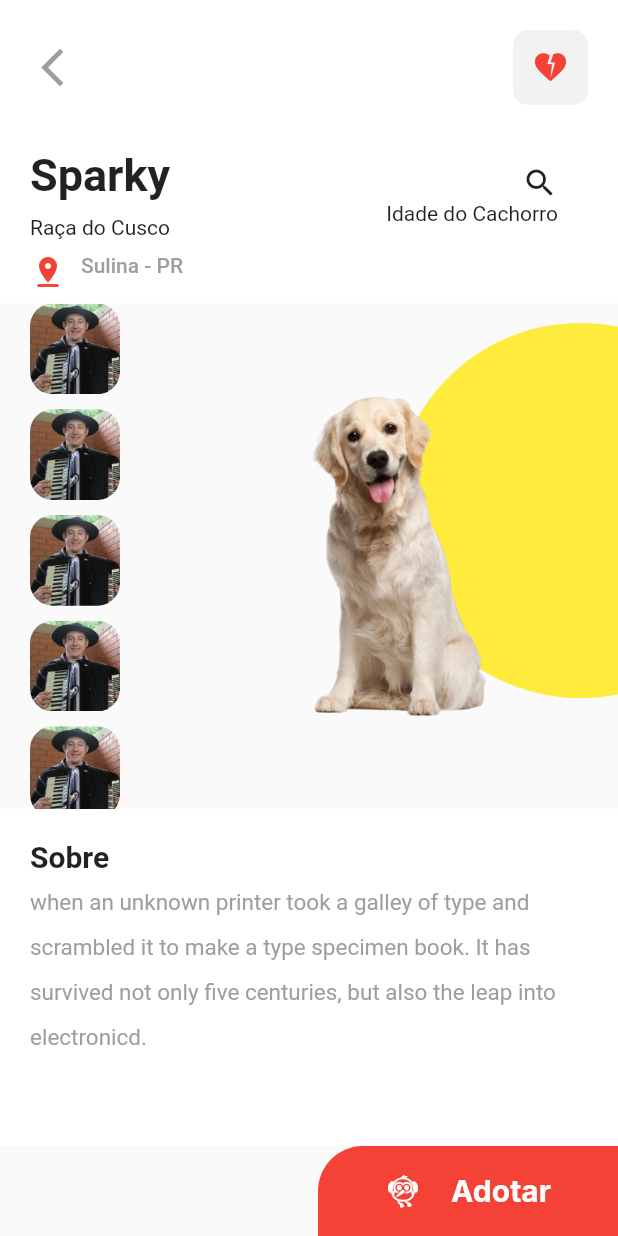
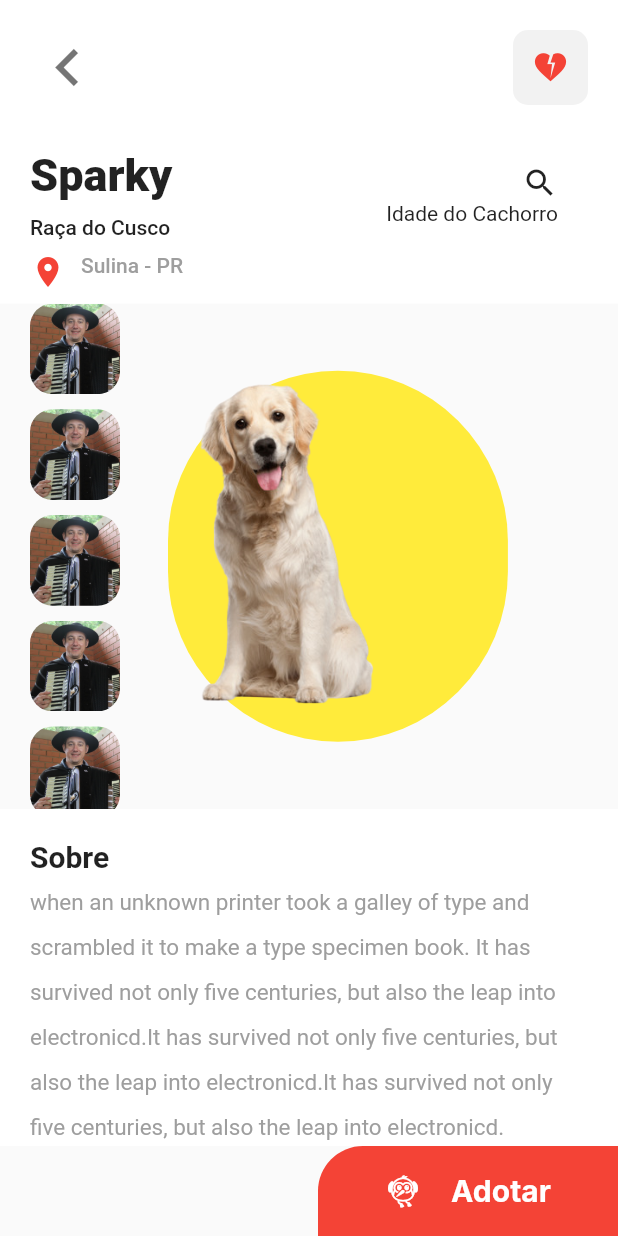
Before and after one commit to bracinho2/flutter_desafio01_interface, a Flutter app: the DetailPage screen opened directly, on a phone screen of 412 x 824 dp. Run offline on Flutter 3.47's test engine with Material 2 defaults, Android fonts, the light colour scheme and no system bars; Roboto replaces fonts that are missing (Inter).

Commit message:
Atualização da tela 02

```diff
--- a/lib/app/app_widget.dart
+++ b/lib/app/app_widget.dart
@@ -1,4 +1,5 @@
 import 'package:flutter/material.dart';
+import 'package:flutter_desafio01_interface/app/modules/detail_page/detail_page.dart';
 import 'package:flutter_desafio01_interface/app/modules/home_page/home_page.dart';
 
 class AppWidget extends StatelessWidget {
@@ -8,7 +9,7 @@
   Widget build(BuildContext context) {
     return const MaterialApp(
       debugShowCheckedModeBanner: false,
-      home: HomePage(),
+      home: DetailPage(),
     );
   }
 }
--- a/lib/app/modules/detail_page/widgets/custom_app_bar_detail_page_widget.dart
+++ b/lib/app/modules/detail_page/widgets/custom_app_bar_detail_page_widget.dart
@@ -20,9 +20,9 @@
           InkWell(
             onTap: () => Navigator.pop(context),
             child: const Icon(
-              Icons.arrow_back_ios_new,
-              size: 30,
-              color: Colors.grey,
+              Icons.keyboard_arrow_left,
+              size: 50,
+              color: Colors.black54,
             ),
           ),
           Container(
--- a/lib/app/modules/detail_page/widgets/custom_dog_about.dart
+++ b/lib/app/modules/detail_page/widgets/custom_dog_about.dart
@@ -20,7 +20,7 @@
               ),
             ),
             Text(
-              'when an unknown printer took a galley of type and scrambled it to make a type specimen book. It has survived not only five centuries, but also the leap into electronicd.',
+              'when an unknown printer took a galley of type and scrambled it to make a type specimen book. It has survived not only five centuries, but also the leap into electronicd.It has survived not only five centuries, but also the leap into electronicd.It has survived not only five centuries, but also the leap into electronicd.',
               style: TextStyle(
                 fontSize: 15,
                 height: 2,
--- a/lib/app/modules/detail_page/widgets/custom_dog_photos.dart
+++ b/lib/app/modules/detail_page/widgets/custom_dog_photos.dart
@@ -5,13 +5,13 @@
 
   @override
   Widget build(BuildContext context) {
+    final size = MediaQuery.of(context).size;
     return Row(
       mainAxisAlignment: MainAxisAlignment.spaceBetween,
       children: [
         SizedBox(
           width: 80,
           child: ListView.builder(
-            physics: const BouncingScrollPhysics(),
             itemCount: 10,
             itemBuilder: ((context, index) => Padding(
                   padding: const EdgeInsets.only(left: 20, bottom: 10),
@@ -27,23 +27,17 @@
           width: 300,
           child: Stack(
             children: [
-              Positioned(
-                top: 13,
-                left: 150,
-                child: Container(
+              Container(
                 decoration: BoxDecoration(
                     color: Colors.yellow,
                     borderRadius: BorderRadius.circular(150)),
-                  height: 250,
-                  width: 250,
+                height: size.height * .3,
+                width: size.width * .55,
               ),
-              ),
-              Align(
-                child: Image.asset(
+              Image.asset(
                 'assets/images/dog.png',
                 alignment: Alignment.centerRight,
                 width: 150,
-                ),
               ),
             ],
           ),
--- a/lib/app/modules/detail_page/widgets/dog_detail_description.dart
+++ b/lib/app/modules/detail_page/widgets/dog_detail_description.dart
@@ -19,15 +19,21 @@
                 'Sparky',
                 style: TextStyle(
                   fontSize: 30,
-                  fontWeight: FontWeight.bold,
+                  fontWeight: FontWeight.w900,
                 ),
               ),
-              const Text('Raça do Cusco'),
+              const Text(
+                'Raça do Cusco',
+                style: TextStyle(
+                  color: Colors.black87,
+                  fontWeight: FontWeight.w500,
+                ),
+              ),
               Row(
                 crossAxisAlignment: CrossAxisAlignment.start,
                 children: const [
                   Icon(
-                    Icons.pin_drop,
+                    Icons.place,
                     color: Colors.red,
                   ),
                   SizedBox(
```
Lines whose indentation alone changed are shown as unchanged.
